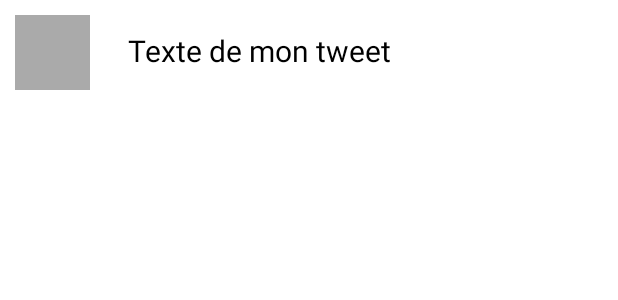
After one commit to RemiFrontiere/KumQuat-Music, an Android app: the layout row_music.xml on its own in the app's theme, with its tools: preview values and no code run, on a phone screen of 412 x 824 dp. The commit adds this screen. Shown: the top 300 px of the screen. Run offline under Robolectric (Android 15) with nearby library versions, the phone set to English and light mode, and no system bars.

Commit message:
Branche Visuel avec ListView

```diff
--- /dev/null
+++ b/app/src/main/res/layout/row_music.xml
@@ -0,0 +1,26 @@
+<?xml version="1.0" encoding="utf-8"?>
+<RelativeLayout xmlns:android="http://schemas.android.com/apk/res/android"
+    xmlns:tools="http://schemas.android.com/tools"
+    android:layout_width="match_parent"
+    android:layout_height="match_parent"
+    android:layout_alignRight="@+id/avatar"
+    android:padding="10dp">
+
+    <ImageView
+        android:id="@+id/avatar"
+        android:layout_width="50dp"
+        android:layout_height="50dp"
+        tools:background="#AAA" />
+
+    <TextView
+        android:id="@+id/text"
+        android:layout_width="wrap_content"
+        android:layout_height="wrap_content"
+        android:layout_marginLeft="25dp"
+        android:layout_marginTop="10dp"
+        android:layout_toRightOf="@+id/avatar"
+        android:textColor="@android:color/black"
+        android:textSize="20sp"
+        tools:text="Texte de mon tweet" />
+
+</RelativeLayout>
--- a/app/src/main/res/values/colors.xml
+++ b/app/src/main/res/values/colors.xml
@@ -3,5 +3,5 @@
     <color name="colorPrimary">#212121</color>
     <color name="colorPrimaryDark">#000000</color>
     <color name="colorAccent">#ff4081</color>
-    <color name="background">#000000</color>
+    <color name="background">#FFFF</color>
 </resources>
```
Also changed, not shown: app/src/main/java/fr/developpement/remi/kumquatmusic/MainActivity.java (+18 -45 lines), app/src/main/java/fr/developpement/remi/kumquatmusic/MusicAdapter.java (added, +80 -0 lines), app/src/main/res/layout/activity_main.xml (+6 -47 lines).
